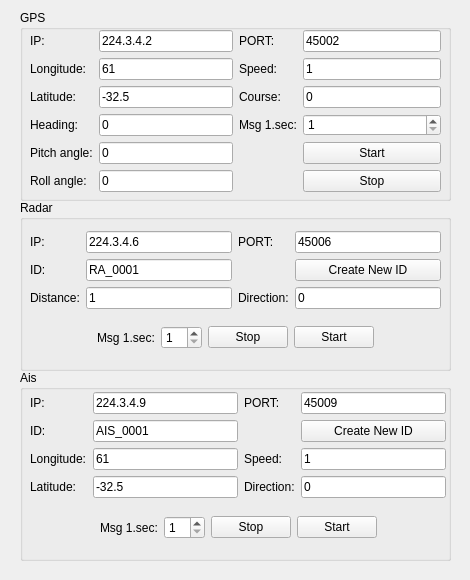
zhoutk/udpTools, file src/mainWin.ui: the form before one commit.
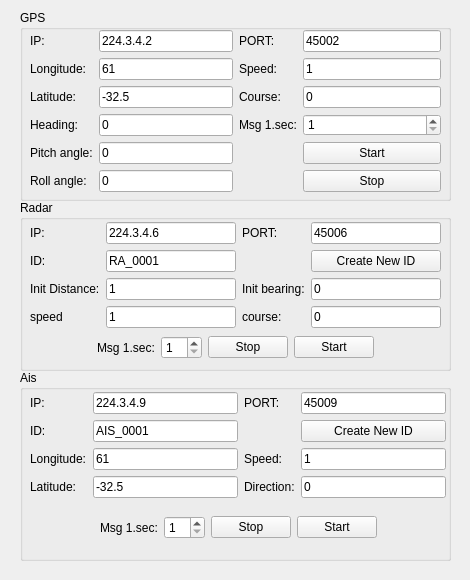
The form after the commit.

Commit message: Improved for gps and radar.

Diff of the .ui file:
```diff
--- a/src/mainWin.ui
+++ b/src/mainWin.ui
@@ -288,7 +288,14 @@
          <item>
           <widget class="QLabel" name="label_12">
            <property name="text">
-            <string>Distance:</string>
+            <string>Init Distance:</string>
+           </property>
+          </widget>
+         </item>
+         <item>
+          <widget class="QLabel" name="label_29">
+           <property name="text">
+            <string>speed</string>
            </property>
           </widget>
          </item>
@@ -317,6 +324,13 @@
            </property>
           </widget>
          </item>
+         <item>
+          <widget class="QLineEdit" name="radarVelocity">
+           <property name="text">
+            <string>1</string>
+           </property>
+          </widget>
+         </item>
         </layout>
        </item>
        <item>
@@ -338,7 +352,14 @@
          <item>
           <widget class="QLabel" name="label_13">
            <property name="text">
-            <string>Direction:</string>
+            <string>Init bearing:</string>
+           </property>
+          </widget>
+         </item>
+         <item>
+          <widget class="QLabel" name="course">
+           <property name="text">
+            <string>course:</string>
            </property>
           </widget>
          </item>
@@ -367,6 +388,13 @@
            </property>
           </widget>
          </item>
+         <item>
+          <widget class="QLineEdit" name="radarCourse">
+           <property name="text">
+            <string>0</string>
+           </property>
+          </widget>
+         </item>
         </layout>
        </item>
       </layout>
```
Left out of the diff: 2 changed lines with no effect on the pictures. The commit also changes 2 other files.
